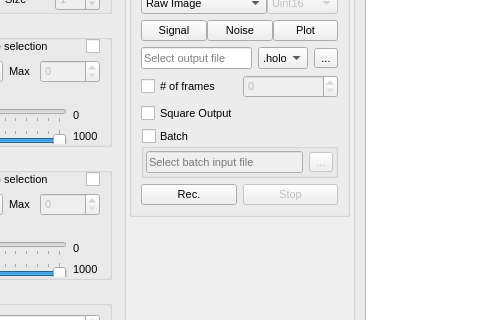
First picture: the form in Holovibes/mainwindow.ui, repository DigitalHolography/Holovibes, before the edit; both pictures show x 607 to 1087 and y 258 to 578 of the 1210 by 796 pixel window.
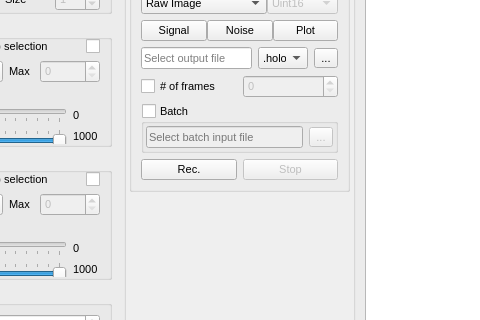
Second picture: the form after the edit. Custom widgets are drawn as their Qt base class.

Commit message: feat(mainwindow.ui): remove SquareOutput from ui

What changed in the file:
```diff
--- a/Holovibes/mainwindow.ui
+++ b/Holovibes/mainwindow.ui
@@ -2864,17 +2864,6 @@
                  </item>
                 </layout>
                </item>
-               <item>
-                <layout class="QHBoxLayout" name="squareOutputLayout">
-                 <item>
-                  <widget class="QCheckBox" name="SquareOutputCheckBox">
-                   <property name="text">
-                    <string>Square Output</string>
-                   </property>
-                  </widget>
-                 </item>
-                </layout>
-               </item>
                <item>
                 <widget class="QGroupBox" name="BatchGroupBox">
                  <property name="title">
```
Left out of the diff: 4 changed lines with no effect on the pictures.
